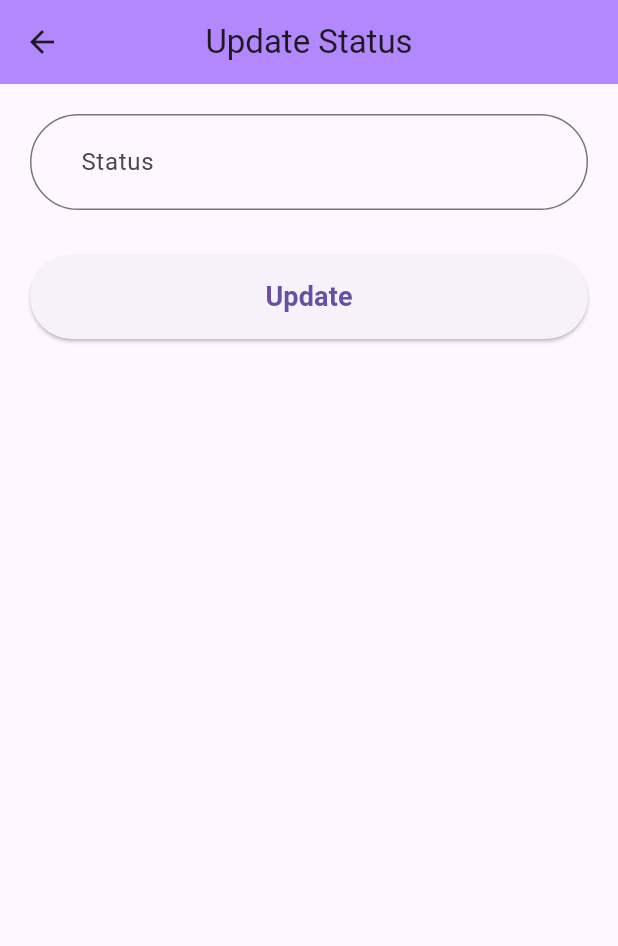
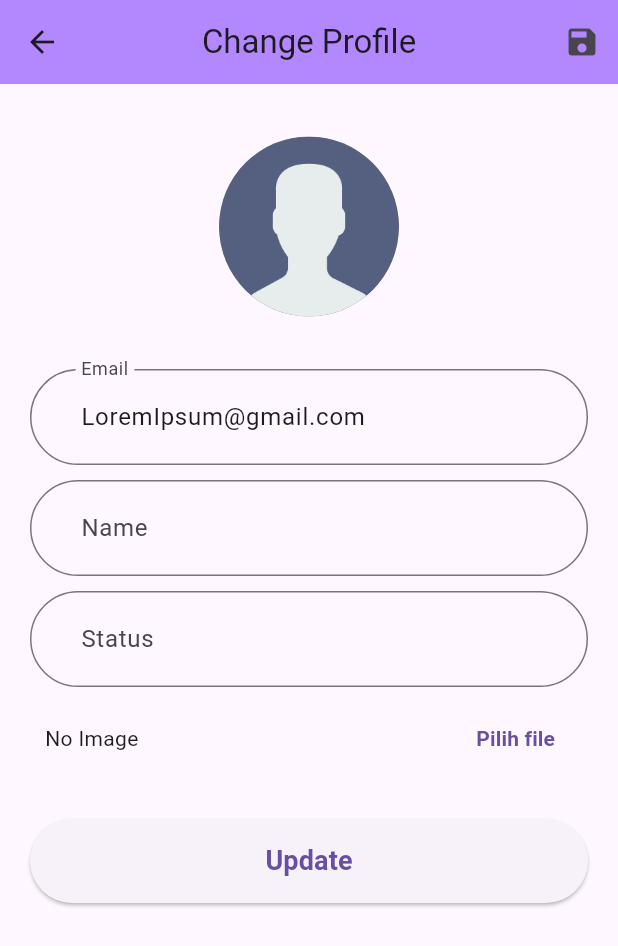
Before and after one commit to hakimxiao/flutter-chat-app, a Flutter app: the screen it shows after launch, on a phone screen of 412 x 824 dp. Shown: the top 946 px of the screen. Run offline on Flutter 3.47's test engine with Material 3 defaults, Android fonts, the phone set to English and light mode, and no system bars; drawn by our look-alikes of avatar_glow; our stand-ins replace firebase_core, get, introduction_screen, lottie; accounts and stored records are empty.

Commit message:
- CREATE -
* Mermbuat halaman change profile

```diff
--- /dev/null
+++ b/lib/app/modules/chnge_profile/bindings/chnge_profile_binding.dart
@@ -0,0 +1,12 @@
+import 'package:get/get.dart';
+
+import '../controllers/chnge_profile_controller.dart';
+
+class ChngeProfileBinding extends Bindings {
+  @override
+  void dependencies() {
+    Get.lazyPut<ChngeProfileController>(
+      () => ChngeProfileController(),
+    );
+  }
+}
--- /dev/null
+++ b/lib/app/modules/chnge_profile/controllers/chnge_profile_controller.dart
@@ -0,0 +1,24 @@
+import 'package:flutter/widgets.dart';
+import 'package:get/get.dart';
+
+class ChngeProfileController extends GetxController {
+  late TextEditingController emailC;
+  late TextEditingController nameC;
+  late TextEditingController statusC;
+
+  @override
+  void onInit() {
+    emailC = TextEditingController(text: 'LoremIpsum@gmail.com');
+    nameC = TextEditingController(text: 'Lorem Ipsum');
+    statusC = TextEditingController();
+    super.onInit();
+  }
+
+  @override
+  void onClose() {
+    emailC.dispose();
+    nameC.dispose();
+    statusC.dispose();
+    super.onClose();
+  }
+}
--- /dev/null
+++ b/lib/app/modules/chnge_profile/views/chnge_profile_view.dart
@@ -0,0 +1,123 @@
+import 'package:avatar_glow/avatar_glow.dart';
+import 'package:flutter/material.dart';
+
+import 'package:get/get.dart';
+
+import '../controllers/chnge_profile_controller.dart';
+
+class ChngeProfileView extends GetView<ChngeProfileController> {
+  const ChngeProfileView({super.key});
+  @override
+  Widget build(BuildContext context) {
+    return Scaffold(
+      appBar: AppBar(
+        leading: IconButton(onPressed: () {}, icon: Icon(Icons.arrow_back)),
+        backgroundColor: Colors.deepPurpleAccent[100],
+        title: const Text('Change Profile'),
+        centerTitle: true,
+        actions: [IconButton(onPressed: () {}, icon: Icon(Icons.save))],
+      ),
+      body: Padding(
+        padding: const EdgeInsets.all(20),
+        child: ListView(
+          children: [
+            AvatarGlow(
+              endRadius: 75,
+              glowColor: Colors.black,
+              duration: Duration(seconds: 2),
+              child: Container(
+                margin: EdgeInsets.all(15),
+                width: 120,
+                height: 120,
+                decoration: BoxDecoration(
+                  color: Colors.black38,
+                  borderRadius: BorderRadius.circular(100),
+                  image: DecorationImage(
+                    image: AssetImage('assets/logo/noimage.png'),
+                    fit: BoxFit.cover,
+                  ),
+                ),
+              ),
+            ),
+            SizedBox(height: 20),
+            TextField(
+              controller: controller.emailC,
+              decoration: InputDecoration(
+                label: Text("Email"),
+                border: OutlineInputBorder(
+                  borderRadius: BorderRadius.circular(100),
+                ),
+                contentPadding: EdgeInsets.symmetric(
+                  horizontal: 30,
+                  vertical: 20,
+                ),
+              ),
+            ),
+            SizedBox(height: 10),
+            TextField(
+              controller: controller.statusC,
+              decoration: InputDecoration(
+                label: Text("Name"),
+                border: OutlineInputBorder(
+                  borderRadius: BorderRadius.circular(100),
+                ),
+                contentPadding: EdgeInsets.symmetric(
+                  horizontal: 30,
+                  vertical: 20,
+                ),
+              ),
+            ),
+            SizedBox(height: 10),
+            TextField(
+              controller: controller.statusC,
+              decoration: InputDecoration(
+                label: Text("Status"),
+                border: OutlineInputBorder(
+                  borderRadius: BorderRadius.circular(100),
+                ),
+                contentPadding: EdgeInsets.symmetric(
+                  horizontal: 30,
+                  vertical: 20,
+                ),
+              ),
+            ),
+            SizedBox(height: 10),
+            Padding(
+              padding: const EdgeInsets.symmetric(horizontal: 10),
+              child: Row(
+                mainAxisAlignment: MainAxisAlignment.spaceBetween,
+                children: [
+                  Text('No Image'),
+                  TextButton(
+                    onPressed: () {},
+                    child: Text(
+                      'Pilih file',
+                      style: TextStyle(fontWeight: FontWeight.bold),
+                    ),
+                  ),
+                ],
+              ),
+            ),
+            SizedBox(height: 30),
+            SizedBox(
+              width: Get.width,
+              child: ElevatedButton(
+                onPressed: () {},
+                style: ElevatedButton.styleFrom(
+                  shape: RoundedRectangleBorder(
+                    borderRadius: BorderRadius.circular(100),
+                  ),
+                  padding: EdgeInsets.symmetric(horizontal: 30, vertical: 15),
+                ),
+                child: Text(
+                  "Update",
+                  style: TextStyle(fontSize: 18, fontWeight: FontWeight.bold),
+                ),
+              ),
+            ),
+          ],
+        ),
+      ),
+    );
+  }
+}
--- a/lib/app/routes/app_pages.dart
+++ b/lib/app/routes/app_pages.dart
@@ -2,6 +2,8 @@ import 'package:get/get.dart';
 
 import '../modules/chat_room/bindings/chat_room_binding.dart';
 import '../modules/chat_room/views/chat_room_view.dart';
+import '../modules/chnge_profile/bindings/chnge_profile_binding.dart';
+import '../modules/chnge_profile/views/chnge_profile_view.dart';
 import '../modules/home/bindings/home_binding.dart';
 import '../modules/home/views/home_view.dart';
 import '../modules/introduction/bindings/introduction_binding.dart';
@@ -52,5 +54,10 @@ class AppPages {
       page: () => const UpdateStatusView(),
       binding: UpdateStatusBinding(),
     ),
+    GetPage(
+      name: _Paths.CHNGE_PROFILE,
+      page: () => const ChngeProfileView(),
+      binding: ChngeProfileBinding(),
+    ),
   ];
 }
--- a/lib/app/routes/app_routes.dart
+++ b/lib/app/routes/app_routes.dart
@@ -11,6 +11,7 @@ abstract class Routes {
   static const SEARCH = _Paths.SEARCH;
   static const SEARCH_FRIEND = _Paths.SEARCH_FRIEND;
   static const UPDATE_STATUS = _Paths.UPDATE_STATUS;
+  static const CHNGE_PROFILE = _Paths.CHNGE_PROFILE;
 }
 
 abstract class _Paths {
@@ -23,4 +24,5 @@ abstract class _Paths {
   static const SEARCH = '/search';
   static const SEARCH_FRIEND = '/search-friend';
   static const UPDATE_STATUS = '/update-status';
+  static const CHNGE_PROFILE = '/chnge-profile';
 }
--- a/lib/main.dart
+++ b/lib/main.dart
@@ -32,7 +32,7 @@ class MyApp extends StatelessWidget {
         if (snapshot.connectionState == ConnectionState.done) {
           return GetMaterialApp(
             title: "ChatApp",
-            initialRoute: Routes.UPDATE_STATUS,
+            initialRoute: Routes.CHNGE_PROFILE,
             getPages: AppPages.routes,
           );
           // return FutureBuilder(
```
